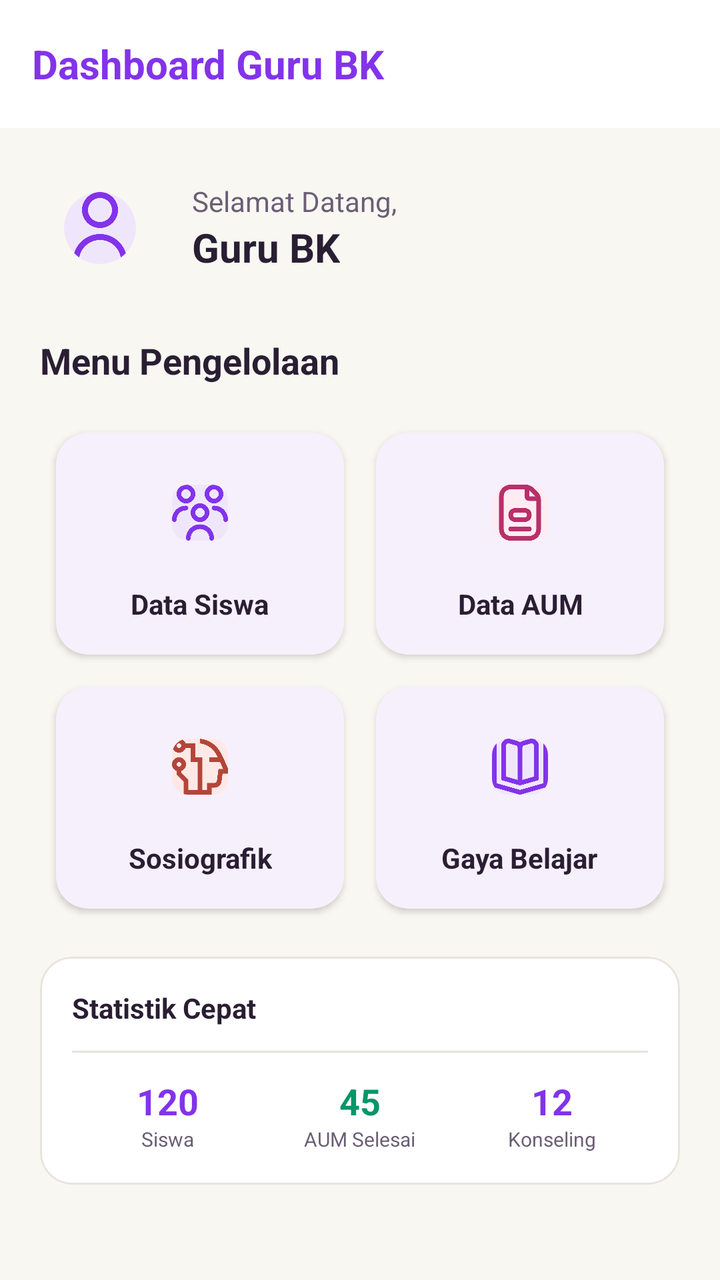
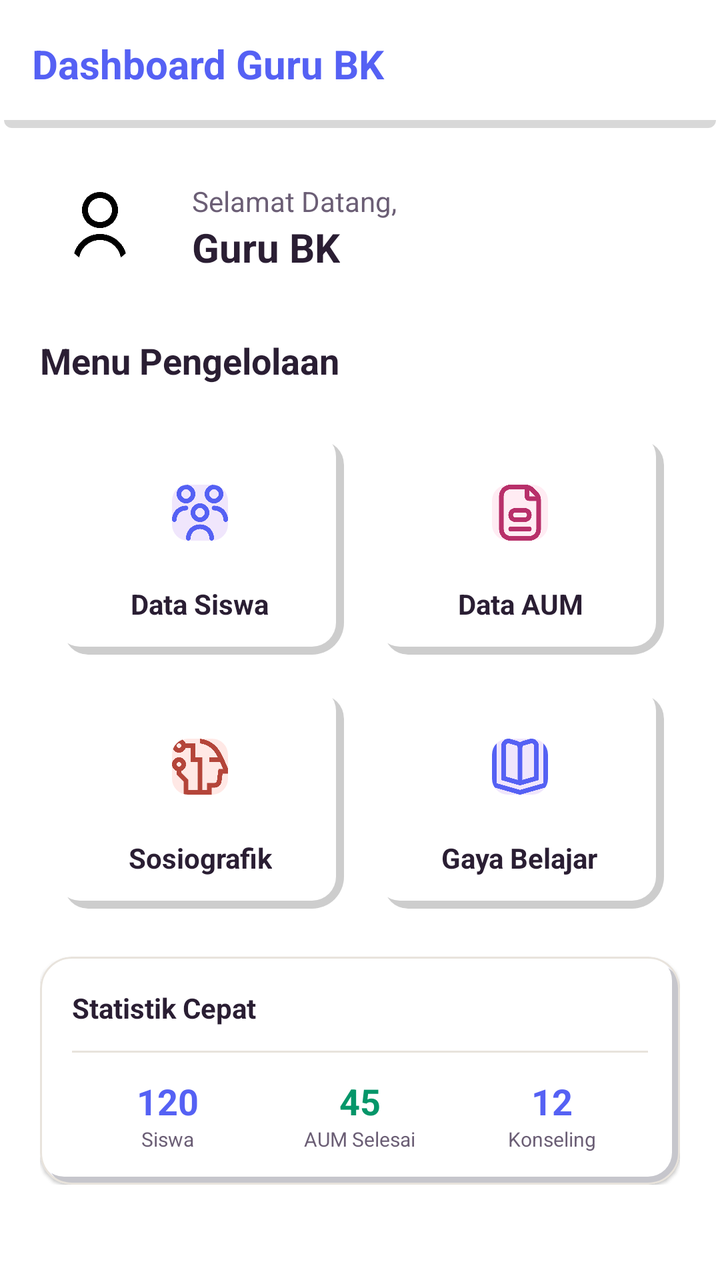

Compare the two renders of this Android layout. The source of the first and the diff that turns it into the second are given below.
<!-- AndroidManifest.xml: application theme Theme.BkNova -->
<!-- res/layout/fragment_home_bk.xml -->
<?xml version="1.0" encoding="utf-8"?>
<androidx.coordinatorlayout.widget.CoordinatorLayout xmlns:android="http://schemas.android.com/apk/res/android"
    xmlns:app="http://schemas.android.com/apk/res-auto"
    xmlns:tools="http://schemas.android.com/tools"
    android:layout_width="match_parent"
    android:layout_height="match_parent"
    android:background="@color/background_cream"
    tools:context=".fragment.homeBkFragment">

    <com.google.android.material.appbar.AppBarLayout
        android:layout_width="match_parent"
        android:layout_height="wrap_content"
        android:background="@color/white"
        app:elevation="0dp">

        <com.google.android.material.appbar.MaterialToolbar
            android:id="@+id/toolbar_bk"
            android:layout_width="match_parent"
            android:layout_height="?attr/actionBarSize"
            app:title="Dashboard Guru BK"
            app:titleTextAppearance="@style/ToolbarTitleBold"
            app:titleTextColor="@color/brand_primary"
            app:titleCentered="false" />
    </com.google.android.material.appbar.AppBarLayout>

    <androidx.core.widget.NestedScrollView
        android:id="@+id/scroll_view_home_bk"
        android:layout_width="match_parent"
        android:layout_height="match_parent"
        android:clipToPadding="false"
        android:paddingBottom="80dp"
        app:layout_behavior="@string/appbar_scrolling_view_behavior">

        <LinearLayout
            android:layout_width="match_parent"
            android:layout_height="wrap_content"
            android:orientation="vertical"
            android:padding="20dp">

            
            <LinearLayout
                android:layout_width="match_parent"
                android:layout_height="wrap_content"
                android:orientation="horizontal"
                android:gravity="center_vertical"
                android:layout_marginBottom="24dp">

                <com.google.android.material.imageview.ShapeableImageView
                    android:id="@+id/iv_profile_bk"
                    android:layout_width="60dp"
                    android:layout_height="60dp"
                    android:padding="12dp"
                    android:background="@color/brand_soft"
                    app:shapeAppearanceOverlay="@style/ShapeAppearance.Circle"
                    android:src="@drawable/person_icon"
                    app:tint="@color/brand_primary" />

                <LinearLayout
                    android:layout_width="wrap_content"
                    android:layout_height="wrap_content"
                    android:orientation="vertical"
                    android:layout_marginStart="16dp">

                    <TextView
                        android:layout_width="wrap_content"
                        android:layout_height="wrap_content"
                        android:text="Selamat Datang,"
                        android:textColor="@color/text_color_secondary"
                        android:textSize="14sp" />

                    <TextView
                        android:id="@+id/tv_name_bk"
                        android:layout_width="wrap_content"
                        android:layout_height="wrap_content"
                        android:text="Guru BK"
                        android:textColor="@color/text_color_primary"
                        android:textSize="20sp"
                        android:textStyle="bold" />
                </LinearLayout>
            </LinearLayout>

            <TextView
                android:layout_width="wrap_content"
                android:layout_height="wrap_content"
                android:text="Menu Pengelolaan"
                android:textColor="@color/text_color_primary"
                android:textSize="18sp"
                android:textStyle="bold"
                android:layout_marginBottom="16dp" />

            
            <LinearLayout
                android:layout_width="match_parent"
                android:layout_height="wrap_content"
                android:orientation="vertical"
                android:layout_marginHorizontal="-8dp">

                
                <LinearLayout
                    android:layout_width="match_parent"
                    android:layout_height="wrap_content"
                    android:orientation="horizontal"
                    android:weightSum="2">

                    
                    <com.google.android.material.card.MaterialCardView
                        android:id="@+id/card_data_siswa"
                        android:layout_width="0dp"
                        android:layout_height="wrap_content"
                        android:layout_weight="1"
                        android:layout_margin="8dp"
                        app:cardCornerRadius="16dp"
                        app:cardElevation="2dp"
                        app:strokeWidth="0dp"
                        android:clickable="true"
                        android:focusable="true"
                        android:foreground="?attr/selectableItemBackground">

                        <LinearLayout
                            android:layout_width="match_parent"
                            android:layout_height="wrap_content"
                            android:orientation="vertical"
                            android:padding="16dp"
                            android:gravity="center">

                            <com.google.android.material.imageview.ShapeableImageView
                                android:layout_width="48dp"
                                android:layout_height="48dp"
                                android:background="@color/brand_soft"
                                android:padding="10dp"
                                app:shapeAppearanceOverlay="@style/ShapeAppearance.Rounded8"
                                android:src="@drawable/img_2"
                                app:tint="@color/brand_primary" />

                            <TextView
                                android:layout_width="wrap_content"
                                android:layout_height="wrap_content"
                                android:layout_marginTop="12dp"
                                android:text="Data Siswa"
                                android:textColor="@color/text_color_primary"
                                android:textSize="14sp"
                                android:textStyle="bold"
                                android:gravity="center" />
                        </LinearLayout>
                    </com.google.android.material.card.MaterialCardView>

                    
                    <com.google.android.material.card.MaterialCardView
                        android:id="@+id/card_data_aum"
                        android:layout_width="0dp"
                        android:layout_height="wrap_content"
                        android:layout_weight="1"
                        android:layout_margin="8dp"
                        app:cardCornerRadius="16dp"
                        app:cardElevation="2dp"
                        app:strokeWidth="0dp"
                        android:clickable="true"
                        android:focusable="true"
                        android:foreground="?attr/selectableItemBackground">

                        <LinearLayout
                            android:layout_width="match_parent"
                            android:layout_height="wrap_content"
                            android:orientation="vertical"
                            android:padding="16dp"
                            android:gravity="center">

                            <com.google.android.material.imageview.ShapeableImageView
                                android:layout_width="48dp"
                                android:layout_height="48dp"
                                android:background="@color/accent_pink_soft"
                                android:padding="10dp"
                                app:shapeAppearanceOverlay="@style/ShapeAppearance.Rounded8"
                                android:src="@drawable/img_9"
                                app:tint="@color/accent_pink_text" />

                            <TextView
                                android:layout_width="wrap_content"
                                android:layout_height="wrap_content"
                                android:layout_marginTop="12dp"
                                android:text="Data AUM"
                                android:textColor="@color/text_color_primary"
                                android:textSize="14sp"
                                android:textStyle="bold"
                                android:gravity="center" />
                        </LinearLayout>
                    </com.google.android.material.card.MaterialCardView>
                </LinearLayout>

                
                <LinearLayout
                    android:layout_width="match_parent"
                    android:layout_height="wrap_content"
                    android:orientation="horizontal"
                    android:weightSum="2">

                    
                    <com.google.android.material.card.MaterialCardView
                        android:id="@+id/card_sosio_bk"
                        android:layout_width="0dp"
                        android:layout_height="wrap_content"
                        android:layout_weight="1"
                        android:layout_margin="8dp"
                        app:cardCornerRadius="16dp"
                        app:cardElevation="2dp"
                        app:strokeWidth="0dp"
                        android:clickable="true"
                        android:focusable="true"
                        android:foreground="?attr/selectableItemBackground">

                        <LinearLayout
                            android:layout_width="match_parent"
                            android:layout_height="wrap_content"
                            android:orientation="vertical"
                            android:padding="16dp"
                            android:gravity="center">

                            <com.google.android.material.imageview.ShapeableImageView
                                android:layout_width="48dp"
                                android:layout_height="48dp"
                                android:background="@color/accent_peach_soft"
                                android:padding="10dp"
                                app:shapeAppearanceOverlay="@style/ShapeAppearance.Rounded8"
                                android:src="@drawable/img_8"
                                app:tint="@color/accent_peach_text" />

                            <TextView
                                android:layout_width="wrap_content"
                                android:layout_height="wrap_content"
                                android:layout_marginTop="12dp"
                                android:text="Sosiografik"
                                android:textColor="@color/text_color_primary"
                                android:textSize="14sp"
                                android:textStyle="bold"
                                android:gravity="center" />
                        </LinearLayout>
                    </com.google.android.material.card.MaterialCardView>

                    
                    <com.google.android.material.card.MaterialCardView
                        android:id="@+id/card_gaya_belajar_bk"
                        android:layout_width="0dp"
                        android:layout_height="wrap_content"
                        android:layout_weight="1"
                        android:layout_margin="8dp"
                        app:cardCornerRadius="16dp"
                        app:cardElevation="2dp"
                        app:strokeWidth="0dp"
                        android:clickable="true"
                        android:focusable="true"
                        android:foreground="?attr/selectableItemBackground">

                        <LinearLayout
                            android:layout_width="match_parent"
                            android:layout_height="wrap_content"
                            android:orientation="vertical"
                            android:padding="16dp"
                            android:gravity="center">

                            <com.google.android.material.imageview.ShapeableImageView
                                android:layout_width="48dp"
                                android:layout_height="48dp"
                                android:background="@color/brand_soft"
                                android:padding="10dp"
                                app:shapeAppearanceOverlay="@style/ShapeAppearance.Rounded8"
                                android:src="@drawable/img_10"
                                app:tint="@color/brand_primary" />

                            <TextView
                                android:layout_width="wrap_content"
                                android:layout_height="wrap_content"
                                android:layout_marginTop="12dp"
                                android:text="Gaya Belajar"
                                android:textColor="@color/text_color_primary"
                                android:textSize="14sp"
                                android:textStyle="bold"
                                android:gravity="center" />
                        </LinearLayout>
                    </com.google.android.material.card.MaterialCardView>
                </LinearLayout>
            </LinearLayout>

            
            <com.google.android.material.card.MaterialCardView
                android:layout_width="match_parent"
                android:layout_height="wrap_content"
                android:layout_marginTop="16dp"
                app:cardCornerRadius="16dp"
                app:cardElevation="0dp"
                app:strokeColor="@color/divider_color"
                app:strokeWidth="1dp">

                <LinearLayout
                    android:layout_width="match_parent"
                    android:layout_height="wrap_content"
                    android:orientation="vertical"
                    android:padding="16dp">

                    <TextView
                        android:layout_width="wrap_content"
                        android:layout_height="wrap_content"
                        android:text="Statistik Cepat"
                        android:textColor="@color/text_color_primary"
                        android:textSize="14sp"
                        android:textStyle="bold" />

                    <View
                        android:layout_width="match_parent"
                        android:layout_height="1dp"
                        android:background="@color/divider_color"
                        android:layout_marginVertical="12dp" />

                    <LinearLayout
                        android:layout_width="match_parent"
                        android:layout_height="wrap_content"
                        android:orientation="horizontal"
                        android:weightSum="3"
                        android:baselineAligned="false">

                        <LinearLayout
                            android:layout_width="0dp"
                            android:layout_height="wrap_content"
                            android:layout_weight="1"
                            android:orientation="vertical"
                            android:gravity="center">
                            <TextView
                                android:layout_width="wrap_content"
                                android:layout_height="wrap_content"
                                android:text="120"
                                android:textSize="18sp"
                                android:textStyle="bold"
                                android:textColor="@color/brand_primary"/>
                            <TextView
                                android:layout_width="wrap_content"
                                android:layout_height="wrap_content"
                                android:text="Siswa"
                                android:textSize="10sp"
                                android:textColor="@color/text_color_secondary"/>
                        </LinearLayout>

                        <LinearLayout
                            android:layout_width="0dp"
                            android:layout_height="wrap_content"
                            android:layout_weight="1"
                            android:orientation="vertical"
                            android:gravity="center">
                            <TextView
                                android:layout_width="wrap_content"
                                android:layout_height="wrap_content"
                                android:text="45"
                                android:textSize="18sp"
                                android:textStyle="bold"
                                android:textColor="@color/green_text"/>
                            <TextView
                                android:layout_width="wrap_content"
                                android:layout_height="wrap_content"
                                android:text="AUM Selesai"
                                android:textSize="10sp"
                                android:textColor="@color/text_color_secondary"/>
                        </LinearLayout>

                        <LinearLayout
                            android:layout_width="0dp"
                            android:layout_height="wrap_content"
                            android:layout_weight="1"
                            android:orientation="vertical"
                            android:gravity="center">
                            <TextView
                                android:layout_width="wrap_content"
                                android:layout_height="wrap_content"
                                android:text="12"
                                android:textSize="18sp"
                                android:textStyle="bold"
                                android:textColor="@color/brand_primary"/>
                            <TextView
                                android:layout_width="wrap_content"
                                android:layout_height="wrap_content"
                                android:text="Konseling"
                                android:textSize="10sp"
                                android:textColor="@color/text_color_secondary"/>
                        </LinearLayout>
                    </LinearLayout>
                </LinearLayout>
            </com.google.android.material.card.MaterialCardView>

        </LinearLayout>
    </androidx.core.widget.NestedScrollView>

</androidx.coordinatorlayout.widget.CoordinatorLayout>
<!-- resources referenced by this layout -->
<resources>
  <color name="accent_peach_soft">#FFE8E5</color>
  <color name="accent_peach_text">#B4453A</color>
  <color name="accent_pink_soft">#FFECF3</color>
  <color name="accent_pink_text">#B8306A</color>
  <color name="background_cream">#F8F7F2</color>
  <color name="brand_primary">#8333EA</color>
  <color name="brand_soft">#F0E6FC</color>
  <color name="divider_color">#E8E3DC</color>
  <color name="green_text">#059669</color>
  <color name="text_color_primary">#2A1E33</color>
  <color name="text_color_secondary">#6B5E75</color>
  <color name="white">#FFFFFFFF</color>
  <style name="ShapeAppearance.Circle" parent="">
          <item name="cornerFamily">rounded</item>
          <item name="cornerSize">50%</item>
      </style>
  <style name="ShapeAppearance.Rounded8" parent="">
          <item name="cornerFamily">rounded</item>
          <item name="cornerSize">8dp</item>
      </style>
  <style name="ToolbarTitleBold" parent="TextAppearance.Material3.TitleLarge">
          <item name="android:textStyle">bold</item>
          <item name="android:textSize">20sp</item> 
      </style>
  <style name="Theme.BkNova" parent="Base.Theme.BkNova" />
  <color name="accent_pink">#FF7FAF</color>
  <color name="accent_peach">#FFC6BF</color>
  <color name="red_text">#DC2626</color>
  <color name="red_light">#FEE2E2</color>
  <!-- unchanged entries left out for length: 6 -->
</resources>

<!-- the commit's change to res/layout/fragment_home_bk.xml (unified diff, before → after) -->
@@ -4,13 +4,13 @@
     xmlns:tools="http://schemas.android.com/tools"
     android:layout_width="match_parent"
     android:layout_height="match_parent"
-    android:background="@color/background_cream"
+    android:background="@color/white"
     tools:context=".fragment.homeBkFragment">
 
     <com.google.android.material.appbar.AppBarLayout
         android:layout_width="match_parent"
         android:layout_height="wrap_content"
-        android:background="@color/white"
+        android:background="@drawable/bg_header"
         app:elevation="0dp">
 
         <com.google.android.material.appbar.MaterialToolbar
@@ -50,10 +50,9 @@
                     android:layout_width="60dp"
                     android:layout_height="60dp"
                     android:padding="12dp"
-                    android:background="@color/brand_soft"
+                    android:background="@color/white"
                     app:shapeAppearanceOverlay="@style/ShapeAppearance.Circle"
-                    android:src="@drawable/person_icon"
-                    app:tint="@color/brand_primary" />
+                    android:src="@drawable/person_icon"/>
 
                 <LinearLayout
                     android:layout_width="wrap_content"
@@ -110,17 +109,20 @@
                         android:layout_weight="1"
                         android:layout_margin="8dp"
                         app:cardCornerRadius="16dp"
-                        app:cardElevation="2dp"
+
                         app:strokeWidth="0dp"
                         android:clickable="true"
                         android:focusable="true"
+
                         android:foreground="?attr/selectableItemBackground">
 
                         <LinearLayout
                             android:layout_width="match_parent"
                             android:layout_height="wrap_content"
                             android:orientation="vertical"
+
                             android:padding="16dp"
+                            android:background="@drawable/bg_grid_shadow"
                             android:gravity="center">
 
                             <com.google.android.material.imageview.ShapeableImageView
@@ -152,7 +154,7 @@
                         android:layout_weight="1"
                         android:layout_margin="8dp"
                         app:cardCornerRadius="16dp"
-                        app:cardElevation="2dp"
+
                         app:strokeWidth="0dp"
                         android:clickable="true"
                         android:focusable="true"
@@ -163,6 +165,7 @@
                             android:layout_height="wrap_content"
                             android:orientation="vertical"
                             android:padding="16dp"
+                            android:background="@drawable/bg_grid_shadow"
                             android:gravity="center">
 
                             <com.google.android.material.imageview.ShapeableImageView
@@ -202,7 +205,7 @@
                         android:layout_weight="1"
                         android:layout_margin="8dp"
                         app:cardCornerRadius="16dp"
-                        app:cardElevation="2dp"
+
                         app:strokeWidth="0dp"
                         android:clickable="true"
                         android:focusable="true"
@@ -213,6 +216,7 @@
                             android:layout_height="wrap_content"
                             android:orientation="vertical"
                             android:padding="16dp"
+                            android:background="@drawable/bg_grid_shadow"
                             android:gravity="center">
 
                             <com.google.android.material.imageview.ShapeableImageView
@@ -244,7 +248,7 @@
                         android:layout_weight="1"
                         android:layout_margin="8dp"
                         app:cardCornerRadius="16dp"
-                        app:cardElevation="2dp"
+
                         app:strokeWidth="0dp"
                         android:clickable="true"
                         android:focusable="true"
@@ -255,6 +259,7 @@
                             android:layout_height="wrap_content"
                             android:orientation="vertical"
                             android:padding="16dp"
+                            android:background="@drawable/bg_grid_shadow"
                             android:gravity="center">
 
                             <com.google.android.material.imageview.ShapeableImageView
@@ -286,7 +291,7 @@
                 android:layout_height="wrap_content"
                 android:layout_marginTop="16dp"
                 app:cardCornerRadius="16dp"
-                app:cardElevation="0dp"
+                app:cardElevation="1dp"
                 app:strokeColor="@color/divider_color"
                 app:strokeWidth="1dp">
 
@@ -294,6 +299,7 @@
                     android:layout_width="match_parent"
                     android:layout_height="wrap_content"
                     android:orientation="vertical"
+                    android:background="@drawable/bg_grid_shadow"
                     android:padding="16dp">
 
                     <TextView
<!-- resource entries referenced after the edit -->
@@ -5,13 +5,75 @@
   <color name="accent_pink_soft">#FFECF3</color>
   <color name="accent_pink_text">#B8306A</color>
   <color name="background_cream">#F8F7F2</color>
-  <color name="brand_primary">#8333EA</color>
+  <color name="brand_primary">#5561F4</color>
   <color name="brand_soft">#F0E6FC</color>
   <color name="divider_color">#E8E3DC</color>
   <color name="green_text">#059669</color>
   <color name="text_color_primary">#2A1E33</color>
   <color name="text_color_secondary">#6B5E75</color>
   <color name="white">#FFFFFFFF</color>
+  <!-- drawable bg_grid_shadow (drawable) -->
+  <?xml version="1.0" encoding="utf-8"?>
+  <layer-list xmlns:android="http://schemas.android.com/apk/res/android">
+  
+      
+      <item
+          android:left="4dp"
+  
+          android:top="4dp">
+  
+          <shape android:shape="rectangle">
+              <solid android:color="#32000000" />
+              <corners android:radius="12dp" />
+          </shape>
+  
+      </item>
+  
+      
+      <item
+          android:right="4dp"
+          android:bottom="4dp">
+  
+          <shape android:shape="rectangle">
+              <solid android:color="#FFFFFF" />
+              <corners android:radius="12dp" />
+          </shape>
+  
+      </item>
+  
+  </layer-list>
+  <!-- drawable bg_header (drawable) -->
+  <?xml version="1.0" encoding="utf-8"?>
+  <layer-list xmlns:android="http://schemas.android.com/apk/res/android">
+  
+      
+      <item
+          android:left="2dp"
+          android:right="2dp"
+          android:top="4dp">
+  
+          <shape android:shape="rectangle">
+  
+              <solid android:color="#27000000"/>
+              <corners android:radius="4dp" />
+            />
+          </shape>
+  
+      </item>
+  
+      
+      <item
+          android:right="0dp"
+          android:bottom="4dp">
+  
+          <shape android:shape="rectangle">
+              <solid android:color="#FFFFFF" />
+               />
+          </shape>
+  
+      </item>
+  
+  </layer-list>
   <style name="ShapeAppearance.Circle" parent="">
           <item name="cornerFamily">rounded</item>
           <item name="cornerSize">50%</item>
